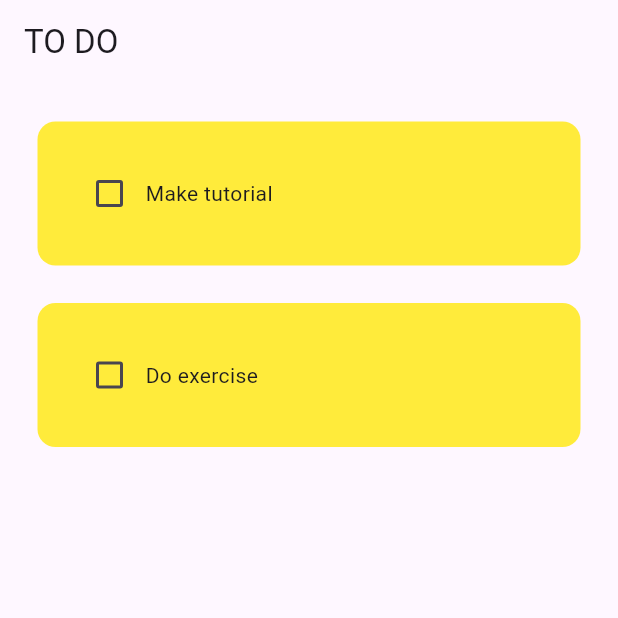
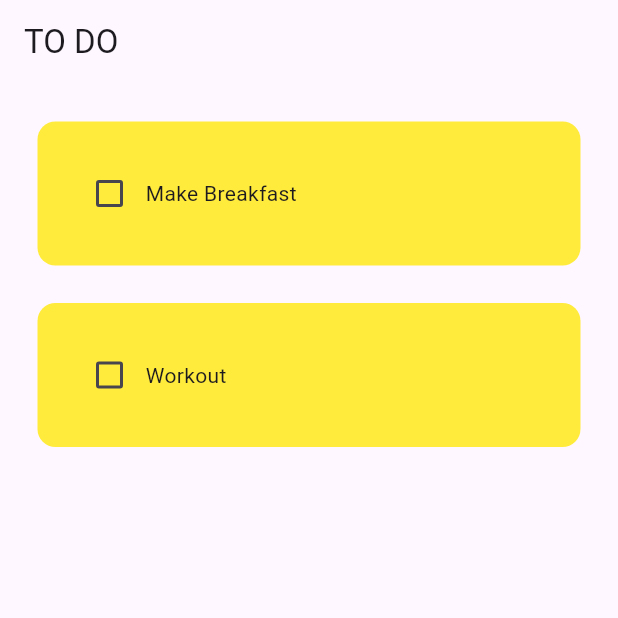
Before and after one commit to its-clem-fandango/flutter_todo_list, a Flutter app: the screen it shows after launch, on a phone screen of 412 x 824 dp, the top half of it. Run offline on Flutter 3.47's test engine with Material 3 defaults, Android fonts, the phone set to English and light mode, and no system bars; drawn by our look-alikes of flutter_slidable; our stand-ins replace hive, hive_flutter; accounts and stored records are empty.

Commit message:
Add Hive db

```diff
--- /dev/null
+++ b/lib/data/database.dart
@@ -0,0 +1,26 @@
+import 'package:hive/hive.dart';
+
+class ToDoDataBase {
+  List toDoList = [];
+  // reference the box --> box is opened in main.dart
+  final _myBox = Hive.box("mybox");
+
+// run this method if first time ever opening app
+  void createInitialData() {
+    toDoList = [
+      ["Make Breakfast", false],
+      ["Workout", false],
+    ];
+  }
+
+  //load the data from the database
+  void loadData() {
+    toDoList =
+        _myBox.get("TODOLIST"); //this is the key for our key-value storage
+  }
+
+  //update the database
+  void updateDatabase() {
+    _myBox.put("TODOLIST", toDoList);
+  }
+}
--- a/lib/pages/home.dart
+++ b/lib/pages/home.dart
@@ -1,4 +1,6 @@
 import 'package:flutter/material.dart';
+import 'package:hive/hive.dart';
+import 'package:to_do_list/data/database.dart';
 import 'package:to_do_list/utils/dialog_box.dart';
 import "package:to_do_list/utils/todo_tile.dart";
 
@@ -10,33 +12,46 @@ class Home extends StatefulWidget {
 }
 
 class _HomeState extends State<Home> {
+  //reference the hive box
+  final _myBox = Hive.box("mybox");
+  ToDoDataBase db = ToDoDataBase();
+
+  @override
+  void initState() {
+    //if this is first time ever opening app, then create default data
+    if (_myBox.get("TODOLIST") == null) {
+      db.createInitialData();
+    } else {
+      // if its not the first time user has opened the app load the data
+      db.loadData();
+    }
+    super.initState();
+  }
+
   // Dialog box text controller so we can access the user input text
   final dialogController = TextEditingController();
-
-  List mockToDoList = [
-    ["Make tutorial", false],
-    ["Do exercise", false],
-  ];
 
 //checkbox was tapped
   void checkBoxChanged(bool? value, int index) {
     // switch state using logical not operator. If List at [index][1] is false
     // change the List at [index][1] to true ! and vice-versa
     setState(() {
-      mockToDoList[index][1] = !mockToDoList[index][1];
+      db.toDoList[index][1] = !db.toDoList[index][1];
     });
+    db.updateDatabase();
   }
 
   // save new task
   void saveNewTask() {
     setState(() {
-      mockToDoList.add([dialogController.text, false]);
+      db.toDoList.add([dialogController.text, false]);
 
       //clear the dialog box after saving
       dialogController.clear();
     });
     // popping dismisses the pop-up
     Navigator.of(context).pop();
+    db.updateDatabase();
   }
 
   // create a new task
@@ -56,8 +71,9 @@ class _HomeState extends State<Home> {
   // delete task, we want to know which task we're talking about so we require the index
   void deleteTask(int index) {
     setState(() {
-      mockToDoList.removeAt(index);
+      db.toDoList.removeAt(index);
     });
+    db.updateDatabase();
   }
 
   @override
@@ -71,12 +87,12 @@ class _HomeState extends State<Home> {
           child: const Icon(Icons.add),
         ),
         body: ListView.builder(
-          itemCount: mockToDoList.length,
+          itemCount: db.toDoList.length,
           //NOTES: the index in the item builder refers to the item which we're talking about
           itemBuilder: (context, index) {
             return ToDoTile(
-              taskName: mockToDoList[index][0],
-              taskCompleted: mockToDoList[index][1],
+              taskName: db.toDoList[index][0],
+              taskCompleted: db.toDoList[index][1],
               onChanged: (value) => checkBoxChanged(value, index),
               deleteFunction: (context) => deleteTask(index),
             );
--- a/lib/utils/dialog_box.dart
+++ b/lib/utils/dialog_box.dart
@@ -25,7 +25,7 @@ class DialogBox extends StatelessWidget {
               // get user input
               TextField(
                 controller: controller,
-                decoration: InputDecoration(
+                decoration: const InputDecoration(
                     border: OutlineInputBorder(), hintText: "Add a new task"),
               ),
 
--- a/lib/utils/todo_tile.dart
+++ b/lib/utils/todo_tile.dart
@@ -23,7 +23,7 @@ class ToDoTile extends StatelessWidget {
       child: Slidable(
         //end action pane slides from the right
         endActionPane: ActionPane(
-          motion: StretchMotion(),
+          motion: const StretchMotion(),
           children: [
             SlidableAction(
               onPressed: deleteFunction,
@@ -34,7 +34,7 @@ class ToDoTile extends StatelessWidget {
           ],
         ),
         child: Container(
-          padding: EdgeInsets.all(24),
+          padding: const EdgeInsets.all(24),
           decoration: BoxDecoration(
               color: Colors.yellow, borderRadius: BorderRadius.circular(12)),
           child: Row(
--- a/pubspec.yaml
+++ b/pubspec.yaml
@@ -35,6 +35,8 @@ dependencies:
   # Use with the CupertinoIcons class for iOS style icons.
   cupertino_icons: ^1.0.6
   flutter_slidable: ^3.1.1
+  hive: ^2.2.3
+  hive_flutter: ^1.1.0
 dev_dependencies:
   flutter_test:
     sdk: flutter
@@ -44,7 +46,7 @@ dev_dependencies:
   # activated in the `analysis_options.yaml` file located at the root of your
   # package. See that file for information about deactivating specific lint
   # rules and activating additional ones.
-  flutter_lints: ^3.0.0
+  flutter_lints: ^4.0.0
 
 # For information on the generic Dart part of this file, see the
 # following page: https://dart.dev/tools/pub/pubspec
```
Also changed, not shown: lib/main.dart (+8 -1 lines), pubspec.lock, 10 other files.
